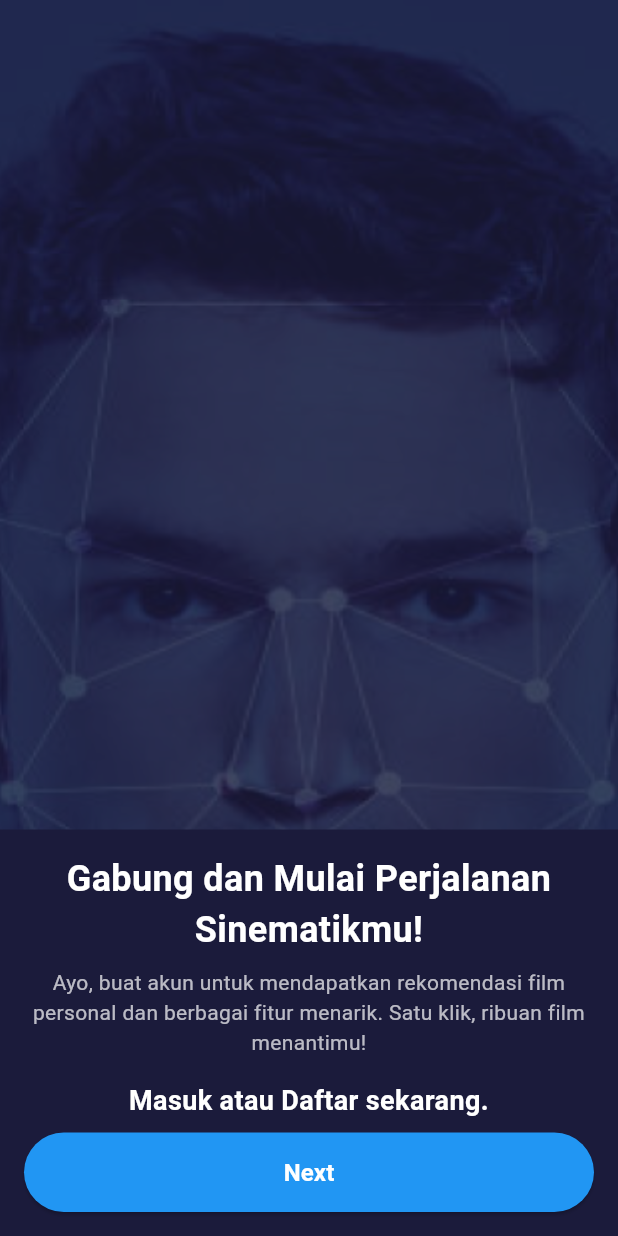
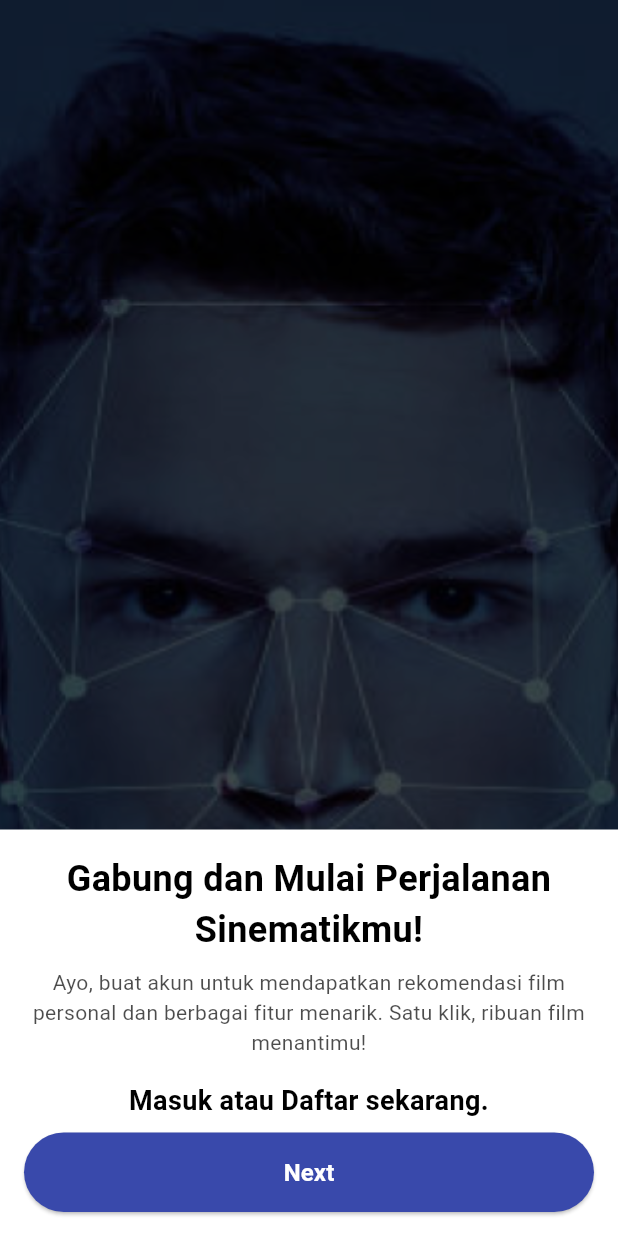
Before and after one commit to Found-Bugs/Filmify, a Flutter app: the screen it shows after launch, after a tap on "Next", on a phone screen of 412 x 824 dp. Run offline on Flutter 3.47's test engine with Material 3 defaults, Android fonts, the phone set to English and light mode, and no system bars; our stand-ins replace camera, cloud_firestore, firebase_auth, firebase_core, shared_preferences, smooth_page_indicator; accounts and stored records are empty; network calls fail.

Commit message:
Fix Color

```diff
--- a/lib/screens/first_get_started.dart
+++ b/lib/screens/first_get_started.dart
@@ -14,7 +14,7 @@ class FirstGetStarted extends StatelessWidget {
     return CustomScaffold(
       backgroundImage: backgroundGetStarted,
       child: CustomCard(
-        backgroundColor: customBackgroundColorDark,
+        backgroundColor: customBackgroundColorLight,
         borderRadius: 0.0,
         child: Column(
           mainAxisSize: MainAxisSize.min,
@@ -23,7 +23,7 @@ class FirstGetStarted extends StatelessWidget {
               'Selamat Datang di Filmify!',
               style: TextStyle(
                 fontSize: 24,
-                color: customTeksColorLight,
+                color: customTeksColorDark,
                 fontWeight: FontWeight.bold,
               ),
               textAlign: TextAlign.center,
@@ -32,7 +32,7 @@ class FirstGetStarted extends StatelessWidget {
               'Temukan dunia film tanpa batas!',
               style: TextStyle(
                 fontSize: 16,
-                color: customTeksColorLight,
+                color: customTeksColorDark,
               ),
               textAlign: TextAlign.center,
             ),
@@ -41,7 +41,7 @@ class FirstGetStarted extends StatelessWidget {
               'Jelajahi koleksi film, review, dan rekomendasi yang akan memanjakan matamu. Satu tempat untuk segala hal tentang film yang kamu cintai.',
               style: TextStyle(
                 fontSize: 14,
-                color: customTeksColorLight.withOpacity(0.7),
+                color: customTeksColorDark.withOpacity(0.7),
               ),
               textAlign: TextAlign.center,
             ),
@@ -51,7 +51,7 @@ class FirstGetStarted extends StatelessWidget {
               style: TextStyle(
                 fontSize: 18,
                 fontWeight: FontWeight.bold,
-                color: customTeksColorLight,
+                color: customTeksColorDark,
               ),
               textAlign: TextAlign.center,
             ),
@@ -65,7 +65,7 @@ class FirstGetStarted extends StatelessWidget {
                 );
               },
               text: 'Next',
-              backgroundColor: customButtonColorDark,
+              backgroundColor: customButtonColorDark.shade600,
               textColor: customTeksColorLight,
             ),
           ],
--- a/lib/screens/second_get_started.dart
+++ b/lib/screens/second_get_started.dart
@@ -14,7 +14,7 @@ class SecondGetStarted extends StatelessWidget {
     return CustomScaffold(
       backgroundImage: backgroundGetStarted,
       child: CustomCard(
-        backgroundColor: customBackgroundColorDark,
+        backgroundColor: customBackgroundColorLight,
         borderRadius: 0.0,
         child: Column(
           mainAxisSize: MainAxisSize.min,
@@ -23,7 +23,7 @@ class SecondGetStarted extends StatelessWidget {
               'Gabung dan Mulai Perjalanan Sinematikmu!',
               style: TextStyle(
                 fontSize: 24,
-                color: customTeksColorLight,
+                color: customTeksColorDark,
                 fontWeight: FontWeight.bold,
               ),
               textAlign: TextAlign.center,
@@ -33,7 +33,7 @@ class SecondGetStarted extends StatelessWidget {
               'Ayo, buat akun untuk mendapatkan rekomendasi film personal dan berbagai fitur menarik. Satu klik, ribuan film menantimu!',
               style: TextStyle(
                 fontSize: 14,
-                color: customTeksColorLight.withOpacity(0.7),
+                color: customTeksColorDark.withOpacity(0.7),
               ),
               textAlign: TextAlign.center,
             ),
@@ -43,7 +43,7 @@ class SecondGetStarted extends StatelessWidget {
               style: TextStyle(
                 fontSize: 18,
                 fontWeight: FontWeight.bold,
-                color: customTeksColorLight,
+                color: customTeksColorDark,
               ),
               textAlign: TextAlign.center,
             ),
@@ -57,7 +57,7 @@ class SecondGetStarted extends StatelessWidget {
                 );
               },
               text: 'Next',
-              backgroundColor: customButtonColorDark,
+              backgroundColor: customButtonColorDark.shade600,
               textColor: customTeksColorLight,
             ),
           ],
--- a/lib/screens/thrid_get_started.dart
+++ b/lib/screens/thrid_get_started.dart
@@ -40,7 +40,7 @@ class ThridGetStarted extends StatelessWidget {
         ],
       ),
       child: CustomCard(
-        backgroundColor: customBackgroundColorDark,
+        backgroundColor: customBackgroundColorDark.shade900,
         borderRadius: 20.0,
         child: Column(
           mainAxisSize: MainAxisSize.min,
@@ -70,7 +70,7 @@ class ThridGetStarted extends StatelessWidget {
                 );
               },
               text: 'Login',
-              backgroundColor: customButtonColorDark,
+              backgroundColor: customButtonColorDark.shade600,
               textColor: customTeksColorLight,
             ),
             const SizedBox(height: 10),
--- a/lib/utils/colors.dart
+++ b/lib/utils/colors.dart
@@ -1,10 +1,12 @@
 import 'package:flutter/material.dart';
 
+const customOpacityColor = Colors.black;
+
 const customBackgroundColorLight = Colors.white;
-const customBackgroundColorDark = Color(0xFF1B1B3B);
+const customBackgroundColorDark = Colors.indigo;
 
 const customTeksColorLight = Colors.white;
 const customTeksColorDark = Colors.black;
 
 const customButtonColorLight = Colors.white;
-const customButtonColorDark = Colors.blue;
+const customButtonColorDark = Colors.indigo;
--- a/lib/widgets/custom_scaffold.dart
+++ b/lib/widgets/custom_scaffold.dart
@@ -30,7 +30,7 @@ class CustomScaffold extends StatelessWidget {
         child: Stack(
           children: [
             Container(
-              color: customBackgroundColorDark.withOpacity(0.8),
+              color: customOpacityColor.withOpacity(0.7),
             ),
             SafeArea(
               child: Column(
```
